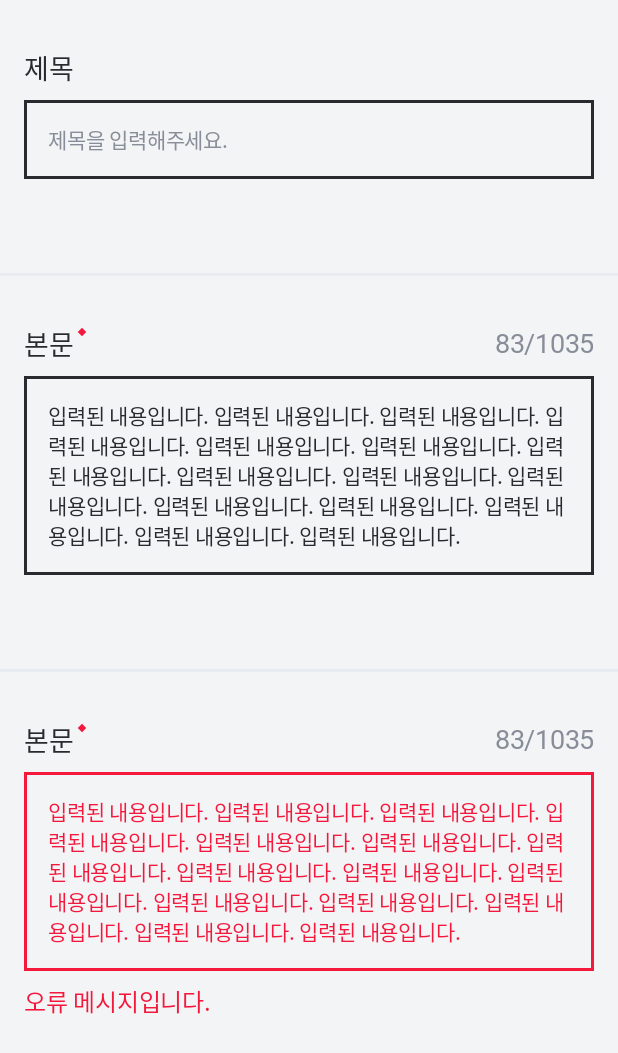
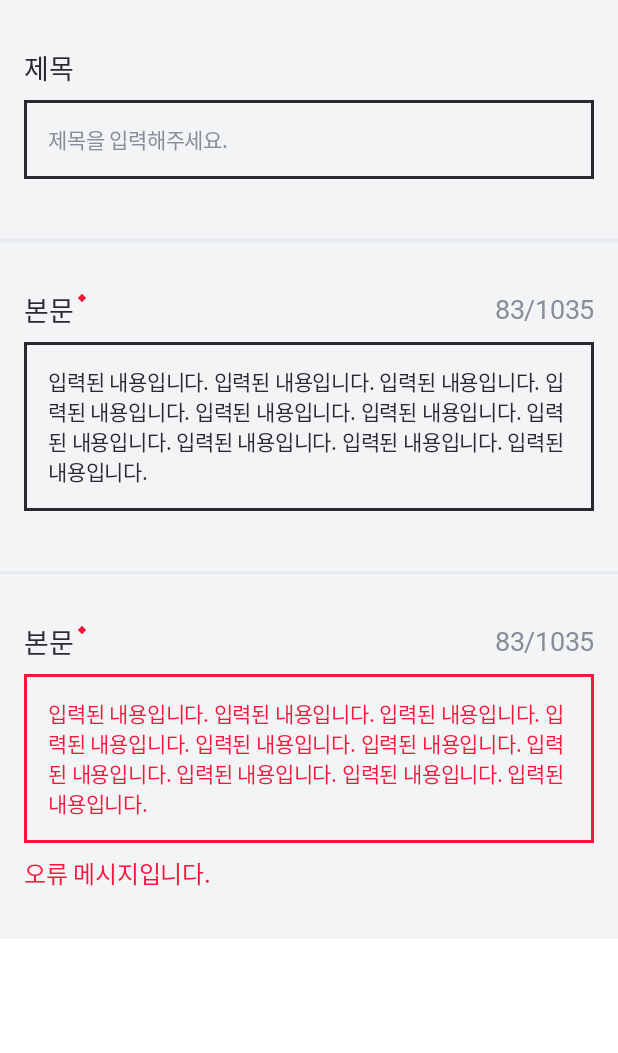
Before and after one commit to MapleBlock/maple-block-android, an Android app built with Jetpack Compose: the @Preview function MBTextFieldSectionPreview, on a phone screen of 412 x 824 dp. Shown: the top 1053 px of the screen. Run offline under Robolectric (Android 15) with nearby library versions, the phone set to English and light mode, and no system bars; Roboto replaces fonts that are not available here.

Commit message:
feat: TextField에서 오류가 있을때만 위치를 갖도록 변경

```diff
--- a/app/src/main/java/com/choius323/mapleblock/ui/component/TextField.kt
+++ b/app/src/main/java/com/choius323/mapleblock/ui/component/TextField.kt
@@ -123,11 +123,13 @@ fun MBTextFieldSection(
             isError = isError,
         )
         Spacer(Modifier.height(8.dp))
-        MBText(
-            text = errorMessage,
-            color = MaterialTheme.colorScheme.error,
-            style = MBTypo.Body1,
-        )
+        if (isError) {
+            MBText(
+                text = errorMessage,
+                color = MaterialTheme.colorScheme.error,
+                style = MBTypo.Body1,
+            )
+        }
     }
 }
 
@@ -171,7 +173,7 @@ fun MBTextFieldSectionPreview() {
                 MBHorizonDivider()
                 MBTextFieldSection(
                     sectionType = "본문",
-                    inputText = "입력된 내용입니다. ".repeat(15),
+                    inputText = "입력된 내용입니다. ".repeat(10),
                     isEssential = true,
                     modifier = Modifier.padding(16.dp),
                     information = "83/1035",
@@ -181,7 +183,7 @@ fun MBTextFieldSectionPreview() {
                 MBHorizonDivider()
                 MBTextFieldSection(
                     sectionType = "본문",
-                    inputText = "입력된 내용입니다. ".repeat(15),
+                    inputText = "입력된 내용입니다. ".repeat(10),
                     isEssential = true,
                     modifier = Modifier.padding(16.dp),
                     information = "83/1035",
```
